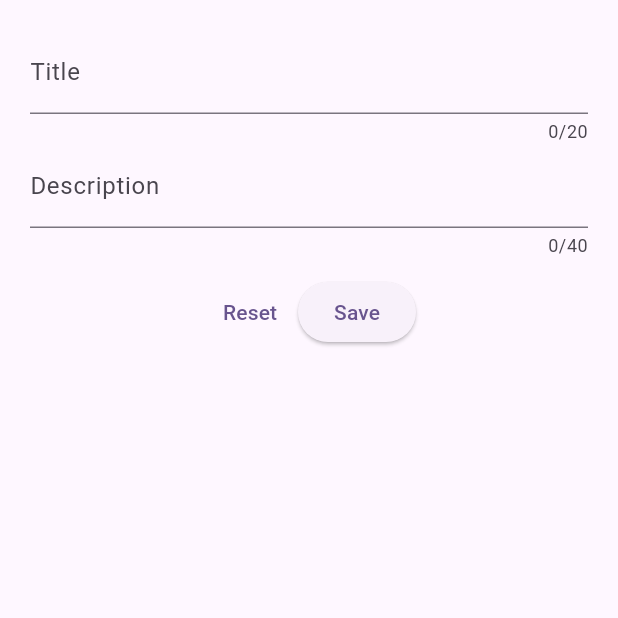
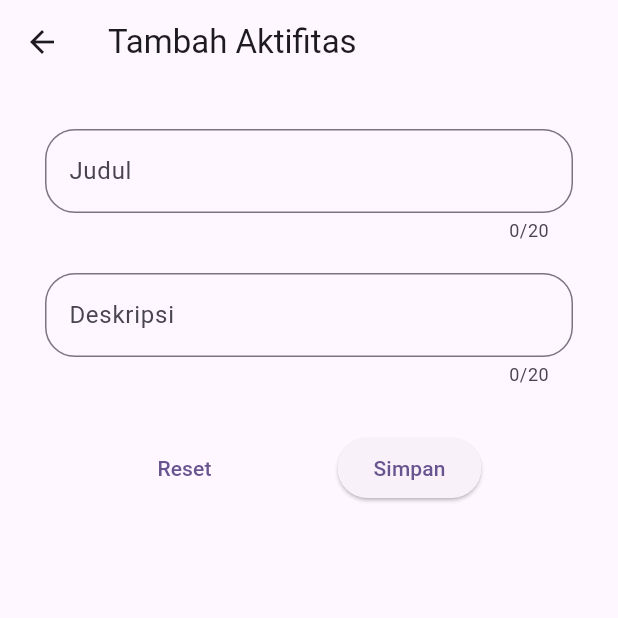
Before and after one commit to MichelPT/ITC_FocusApp, a Flutter app: the screen it shows after launch, after a tap on the "add" icon, on a phone screen of 412 x 824 dp, the top half of it. Run offline on Flutter 3.47's test engine with Material 3 defaults, Android fonts, the phone set to English and light mode, and no system bars; missing offline and left inert: dart:ffi.

Commit message:
first commit

```diff
--- /dev/null
+++ b/lib/custom_widgets/custom_field.dart
@@ -0,0 +1,22 @@
+import 'package:flutter/material.dart';
+
+class CustomFormField {
+  static Widget getCommonFormField(
+      void Function(String?)? save, String onSavedString, String title) {
+    return TextFormField(
+      onSaved: save,
+      validator: (value) {
+        if (value == null || value.isEmpty || value.trim().length <= 1) {
+          return 'Input form belum valid';
+        }
+        return null;
+      },
+      maxLength: 20,
+      decoration: InputDecoration(
+          label: Text(title),
+          border: OutlineInputBorder(
+            borderRadius: BorderRadius.circular(20),
+          )),
+    );
+  }
+}
--- /dev/null
+++ b/lib/model/focus.dart
@@ -0,0 +1,6 @@
+class FocusAct {
+  const FocusAct({required this.title, required this.description});
+
+  final String title;
+  final String description;
+}
--- a/lib/model/focus_activity.dart
+++ /dev/null
@@ -1,6 +0,0 @@
-class FocusActivity {
-  const FocusActivity({required this.title, required this.description});
-
-  final String title;
-  final String description;
-}
--- a/lib/pages/add_activity.dart
+++ b/lib/pages/add_activity.dart
@@ -1,5 +1,8 @@
+import 'dart:ffi';
+
 import 'package:flutter/material.dart';
-import 'package:focus_app/model/focus_activity.dart';
+import 'package:focus_app/custom_widgets/custom_field.dart';
+import 'package:focus_app/model/focus.dart';
 
 class AddAct extends StatefulWidget {
   const AddAct({super.key});
@@ -11,15 +14,47 @@ class AddAct extends StatefulWidget {
 class _AddActState extends State<AddAct> {
   final _formKey = GlobalKey<FormState>();
 
-  var _enteredTitle = '';
+  String _enteredTitle = '';
+  String _enteredDescription = '';
 
-  var _enteredDescription = '';
+  @override
+  Widget build(BuildContext context) {
+    return Scaffold(
+      appBar: AppBar(
+        title: const Text('Tambah Aktifitas'),
+      ),
+      body: Padding(
+        padding: const EdgeInsets.all(30),
+        child: Form(
+            key: _formKey,
+            child: Column(
+              children: [
+                CustomFormField.getCommonFormField((newValue) {
+                  setState(() {
+                    _enteredTitle = newValue!;
+                  });
+                }, _enteredTitle, "Judul"),
+                const SizedBox(
+                  height: 20,
+                ),
+                CustomFormField.getCommonFormField((newValue) {
+                  _enteredDescription = newValue!;
+                }, _enteredDescription, "Deskripsi"),
+                const SizedBox(
+                  height: 30,
+                ),
+                buttonsRow(context)
+              ],
+            )),
+      ),
+    );
+  }
 
   void _saveActivity(BuildContext context) {
     if (_formKey.currentState!.validate()) {
       _formKey.currentState!.save();
-      Navigator.of(context).pop(FocusActivity(
-          title: _enteredTitle, description: _enteredDescription));
+      Navigator.of(context).pop(
+          FocusAct(title: _enteredTitle, description: _enteredDescription));
     }
   }
 
@@ -27,64 +62,20 @@ class _AddActState extends State<AddAct> {
     _formKey.currentState!.reset();
   }
 
-  @override
-  Widget build(BuildContext context) {
-    return Scaffold(
-      body: Padding(
-        padding: const EdgeInsets.all(20.0),
-        child: Form(
-            key: _formKey,
-            child: Column(
-              children: [
-                TextFormField(
-                  onSaved: (newValue) {
-                    _enteredTitle = newValue!;
-                  },
-                  validator: (value) {
-                    if (value == null ||
-                        value.isEmpty ||
-                        value.trim().length <= 1 ||
-                        value.trim().length > 20) {
-                      return 'Diisi yaa';
-                    }
-                    return null;
-                  },
-                  maxLength: 20,
-                  decoration: const InputDecoration(label: Text('Title')),
-                ),
-                TextFormField(
-                  onSaved: (newValue) {
-                    _enteredDescription = newValue!;
-                  },
-                  validator: (value) {
-                    if (value == null ||
-                        value.isEmpty ||
-                        value.trim().length <= 1 ||
-                        value.trim().length > 20) {
-                      return 'Diisi yaa';
-                    }
-                    return null;
-                  },
-                  maxLength: 40,
-                  decoration: const InputDecoration(label: Text('Description')),
-                ),
-                const SizedBox(
-                  height: 12,
-                ),
-                Row(
+  Widget buttonsRow(BuildContext context) => Row(
         mainAxisAlignment: MainAxisAlignment.center,
         children: [
-                    TextButton(onPressed: _resetActivity, child: Text('Reset')),
+          TextButton(onPressed: _resetActivity, child: const Text('Reset')),
+          const SizedBox(
+            width: 70,
+          ),
           ElevatedButton(
               onPressed: () {
+                setState(() {});
                 _saveActivity(context);
+                print("$_enteredTitle - $_enteredDescription");
               },
-                        child: const Text('Save'))
+              child: const Text('Simpan'))
         ],
-                )
-              ],
-            )),
-      ),
       );
 }
-}
--- a/lib/pages/homepage.dart
+++ b/lib/pages/homepage.dart
@@ -1,5 +1,5 @@
 import 'package:flutter/material.dart';
-import 'package:focus_app/model/focus_activity.dart';
+import 'package:focus_app/model/focus.dart';
 import 'package:focus_app/pages/add_activity.dart';
 
 class HomePage extends StatefulWidget {
@@ -10,12 +10,12 @@ class HomePage extends StatefulWidget {
 }
 
 class _HomePageState extends State<HomePage> {
-  final List<FocusActivity> _focusList = [];
+  final List<FocusAct> _focusList = [];
 
   void _addActivity() async {
     final newActivity =
-        await Navigator.of(context).push<FocusActivity>(MaterialPageRoute(
-      builder: (context) => AddAct(),
+        await Navigator.of(context).push<FocusAct>(MaterialPageRoute(
+      builder: (context) => const AddAct(),
     ));
     if (newActivity == null) {
       return;
```
Lines whose indentation alone changed are shown as unchanged.
